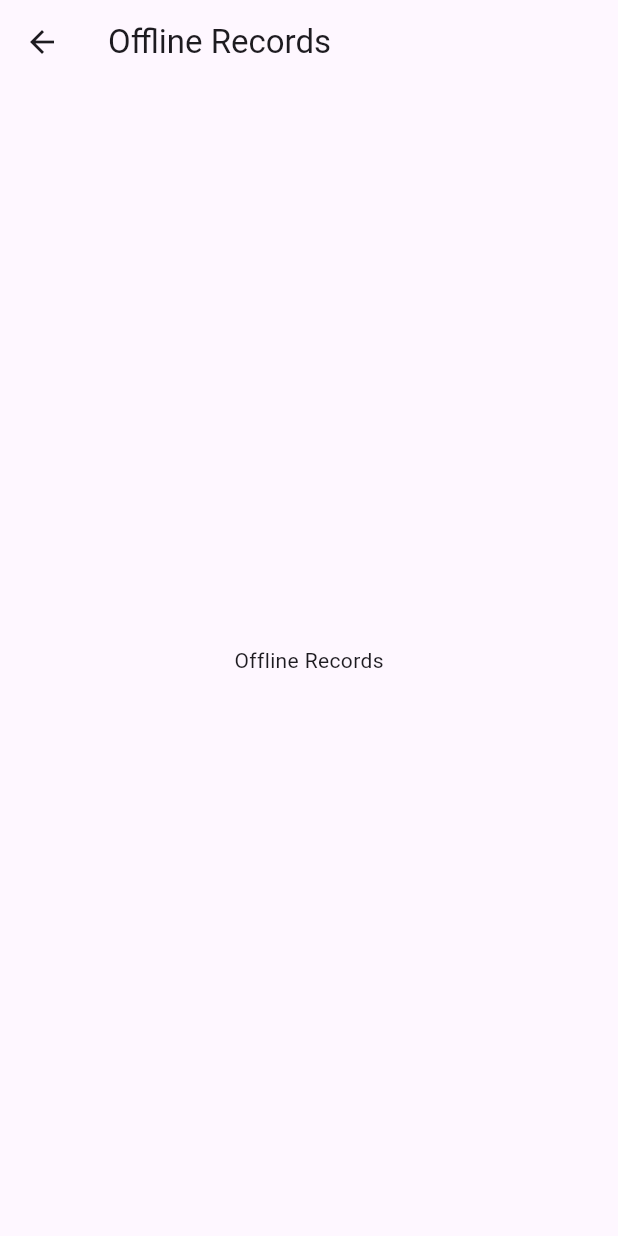
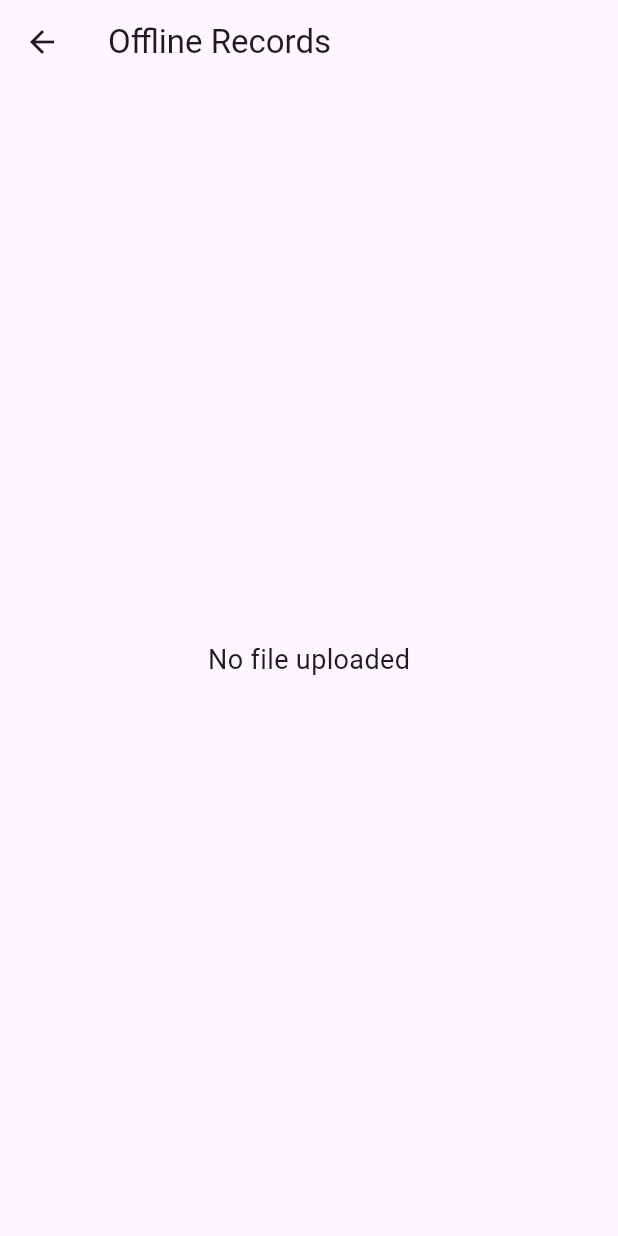
Before and after one commit to SaswatiGhosh/AI-ML-Devops-Project, a Flutter app: the screen it shows after launch, after a tap on "Offline Records", on a phone screen of 412 x 824 dp. Run offline on Flutter 3.47's test engine with Material 3 defaults, Android fonts, the phone set to English and light mode, and no system bars; our stand-ins replace file_picker.

Commit message:
Upload lab records and systemchecker is already set

```diff
--- a/healthcare_app/advanced_healthcare/lib/pages/home_page.dart
+++ b/healthcare_app/advanced_healthcare/lib/pages/home_page.dart
@@ -1,7 +1,7 @@
 import 'package:flutter/material.dart';
 import 'package:advanced_healthcare/pages/feature_cards.dart';
 import 'package:advanced_healthcare/pages/symptom_checker.dart';
-import 'package:advanced_healthcare/pages/settings.dart';
+import 'package:advanced_healthcare/pages/doctors_appointment.dart';
 import 'package:advanced_healthcare/pages/upload_lab_records.dart';
 import 'package:advanced_healthcare/pages/offline_records.dart';
 
@@ -116,7 +116,7 @@ class _HomePageState extends State<HomePage> {
                     FeatureCard(title: "Symptom Checker", icon: Icons.health_and_safety,onTap: () => Navigator.push(context, MaterialPageRoute(builder: (_) => SymptomCheckerPage())), ),
                     FeatureCard(title: "Upload Lab Report", icon: Icons.upload_file , onTap: () => Navigator.push(context, MaterialPageRoute(builder: (_) => UploadLabReport())),),
                     FeatureCard(title: "Offline Records", icon: Icons.folder_off , onTap: () => Navigator.push(context, MaterialPageRoute(builder: (_) => OfflineRecords())),),
-                    FeatureCard(title: "Settings", icon: Icons.settings , onTap: () => Navigator.push(context, MaterialPageRoute(builder: (_) => Settings())),),
+                    FeatureCard(title: "Doctors appointment", icon: Icons.medical_services_outlined , onTap: () => Navigator.push(context, MaterialPageRoute(builder: (_) => DoctorsAppointment())),),
                     ],
               )
 
--- a/healthcare_app/advanced_healthcare/lib/pages/offline_records.dart
+++ b/healthcare_app/advanced_healthcare/lib/pages/offline_records.dart
@@ -1,10 +1,44 @@
 import 'package:flutter/material.dart';
+import 'package:file_picker/file_picker.dart';
+import 'dart:io';
 
 
-class OfflineRecords extends StatelessWidget {
-  const OfflineRecords({super.key});
+class OfflineRecords extends StatelessWidget
+{
+  final File? file;
+  final String? fileName;
+
+  const OfflineRecords({
+    super.key,
+    this.file,
+    this.fileName,
+  });
   @override
-  Widget build(BuildContext context) =>
-  Scaffold(appBar: AppBar(title: Text("Offline Records")),
-  body: Center(child: Text("Offline Records")));
+Widget build(BuildContext context) {
+  final isFile= fileName != null &&(fileName!.endsWith(".pdf") || fileName!.endsWith(".docx") || fileName!.endsWith("png"));
+  return Scaffold
+  (
+
+  appBar: AppBar(title: const Text("Offline Records")),
+  body: Center(
+    child: file == null || fileName == null ? const Text("No file uploaded", style: TextStyle(fontSize: 18))
+    : Column(
+      mainAxisAlignment: MainAxisAlignment.center,
+      children: [
+        Text("File Name: $fileName", style: const TextStyle(fontSize: 18)),
+        const SizedBox(height: 20),
+        isFile
+            ? Image.file(file!, height: 200)
+          : const Icon(Icons.insert_drive_file, size: 100),
+        const SizedBox(height: 20),
+        ElevatedButton(
+          onPressed: () => Navigator.pop(context),
+          child: const Text("Back"),
+          ),
+         ],
+        ),
+      ),
+
+    );
+  }
 }
```
Also changed, not shown: healthcare_app/advanced_healthcare/lib/pages/doctors_appointment.dart (added, +10 -0 lines), healthcare_app/advanced_healthcare/lib/pages/settings.dart (deleted, +0 -10 lines), healthcare_app/advanced_healthcare/lib/pages/symptom_checker.dart (+56 -6 lines), healthcare_app/advanced_healthcare/lib/pages/upload_lab_records.dart (+91 -3 lines), healthcare_app/advanced_healthcare/pubspec.yaml (+7 -0 lines), healthcare_app/advanced_healthcare/pubspec.lock, 2 other files.
